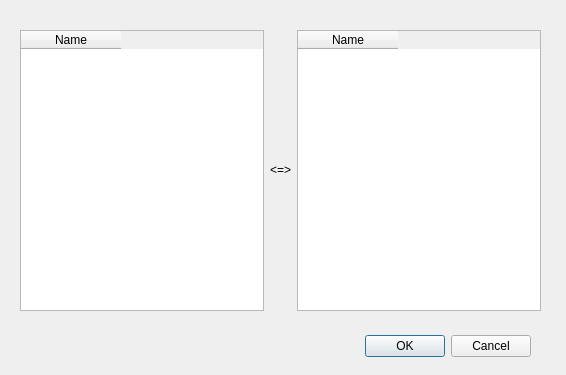
Above: ui/computerconnectdialog.ui from VLN-H7/Skil3 before the change. Below: the same form after it.
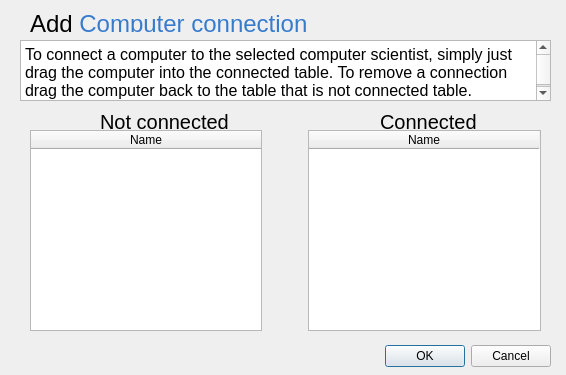
That is the form after the change. Custom widgets are drawn as their Qt base class.

Commit message: Add computer connection window changed

```diff
--- a/ui/computerconnectdialog.ui
+++ b/ui/computerconnectdialog.ui
@@ -16,8 +16,8 @@
   <widget class="QDialogButtonBox" name="buttonBox">
    <property name="geometry">
     <rect>
-     <x>190</x>
-     <y>330</y>
+     <x>210</x>
+     <y>340</y>
      <width>341</width>
      <height>32</height>
     </rect>
@@ -32,17 +32,50 @@
   <widget class="QWidget" name="gridLayoutWidget">
    <property name="geometry">
     <rect>
-     <x>20</x>
-     <y>30</y>
-     <width>521</width>
-     <height>281</height>
+     <x>30</x>
+     <y>130</y>
+     <width>511</width>
+     <height>201</height>
     </rect>
    </property>
    <layout class="QGridLayout" name="gridLayout_2">
+    <item row="0" column="0">
+     <widget class="DropTableWidget" name="tblUnconnectedComputers">
+      <property name="acceptDrops">
+       <bool>true</bool>
+      </property>
+      <property name="dragEnabled">
+       <bool>true</bool>
+      </property>
+      <property name="dragDropMode">
+       <enum>QAbstractItemView::DragDrop</enum>
+      </property>
+      <property name="defaultDropAction">
+       <enum>Qt::CopyAction</enum>
+      </property>
+      <property name="selectionBehavior">
+       <enum>QAbstractItemView::SelectRows</enum>
+      </property>
+      <attribute name="horizontalHeaderCascadingSectionResizes">
+       <bool>true</bool>
+      </attribute>
+      <attribute name="horizontalHeaderDefaultSectionSize">
+       <number>230</number>
+      </attribute>
+      <column>
+       <property name="text">
+        <string>Name</string>
+       </property>
+       <property name="textAlignment">
+        <set>AlignHCenter|AlignVCenter|AlignCenter</set>
+       </property>
+      </column>
+     </widget>
+    </item>
     <item row="0" column="1">
      <widget class="QLabel" name="label">
       <property name="text">
-       <string>&lt;=&gt;</string>
+       <string>          </string>
       </property>
      </widget>
     </item>
@@ -69,30 +102,15 @@
       <property name="columnCount">
        <number>1</number>
       </property>
-      <column>
-       <property name="text">
-        <string>Name</string>
-       </property>
-      </column>
-     </widget>
-    </item>
-    <item row="0" column="0">
-     <widget class="DropTableWidget" name="tblUnconnectedComputers">
-      <property name="acceptDrops">
+      <attribute name="horizontalHeaderDefaultSectionSize">
+       <number>230</number>
+      </attribute>
+      <attribute name="verticalHeaderCascadingSectionResizes">
        <bool>true</bool>
-      </property>
-      <property name="dragEnabled">
-       <bool>true</bool>
-      </property>
-      <property name="dragDropMode">
-       <enum>QAbstractItemView::DragDrop</enum>
-      </property>
-      <property name="defaultDropAction">
-       <enum>Qt::CopyAction</enum>
-      </property>
-      <property name="selectionBehavior">
-       <enum>QAbstractItemView::SelectRows</enum>
-      </property>
+      </attribute>
+      <attribute name="verticalHeaderStretchLastSection">
+       <bool>false</bool>
+      </attribute>
       <column>
        <property name="text">
         <string>Name</string>
@@ -102,6 +120,62 @@
     </item>
    </layout>
   </widget>
+  <widget class="QLabel" name="label_addComputerTitle">
+   <property name="geometry">
+    <rect>
+     <x>30</x>
+     <y>10</y>
+     <width>376</width>
+     <height>22</height>
+    </rect>
+   </property>
+   <property name="text">
+    <string>&lt;html&gt;&lt;head/&gt;&lt;body&gt;&lt;p&gt;&lt;span style=&quot; font-size:18pt;&quot;&gt;Add &lt;/span&gt;&lt;span style=&quot; font-size:18pt; color:#377BCE;&quot;&gt;Computer connection&lt;/span&gt;&lt;/p&gt;&lt;/body&gt;&lt;/html&gt;</string>
+   </property>
+  </widget>
+  <widget class="QTextBrowser" name="textBrowser">
+   <property name="geometry">
+    <rect>
+     <x>20</x>
+     <y>40</y>
+     <width>531</width>
+     <height>61</height>
+    </rect>
+   </property>
+   <property name="html">
+    <string>&lt;!DOCTYPE HTML PUBLIC &quot;-//W3C//DTD HTML 4.0//EN&quot; &quot;http://www.w3.org/TR/REC-html40/strict.dtd&quot;&gt;
+&lt;html&gt;&lt;head&gt;&lt;meta name=&quot;qrichtext&quot; content=&quot;1&quot; /&gt;&lt;style type=&quot;text/css&quot;&gt;
+p, li { white-space: pre-wrap; }
+&lt;/style&gt;&lt;/head&gt;&lt;body style=&quot; font-family:'.Lucida Grande UI'; font-size:13pt; font-weight:400; font-style:normal;&quot;&gt;
+&lt;p style=&quot; margin-top:0px; margin-bottom:0px; margin-left:0px; margin-right:0px; -qt-block-indent:0; text-indent:0px;&quot;&gt;&lt;span style=&quot; font-size:12pt;&quot;&gt;To connect a computer to the selected computer scientist, simply just drag the computer into the connected table. To remove a connection drag the computer back to the table that is not connected table.&lt;/span&gt;&lt;/p&gt;&lt;/body&gt;&lt;/html&gt;</string>
+   </property>
+  </widget>
+  <widget class="QLabel" name="label_addComputerTitle_2">
+   <property name="geometry">
+    <rect>
+     <x>100</x>
+     <y>110</y>
+     <width>141</width>
+     <height>22</height>
+    </rect>
+   </property>
+   <property name="text">
+    <string>&lt;html&gt;&lt;head/&gt;&lt;body&gt;&lt;p&gt;&lt;span style=&quot; font-size:15pt;&quot;&gt;Not connected&lt;/span&gt;&lt;/p&gt;&lt;/body&gt;&lt;/html&gt;</string>
+   </property>
+  </widget>
+  <widget class="QLabel" name="label_addComputerTitle_3">
+   <property name="geometry">
+    <rect>
+     <x>380</x>
+     <y>110</y>
+     <width>141</width>
+     <height>22</height>
+    </rect>
+   </property>
+   <property name="text">
+    <string>&lt;html&gt;&lt;head/&gt;&lt;body&gt;&lt;p&gt;&lt;span style=&quot; font-size:15pt;&quot;&gt;Connected&lt;/span&gt;&lt;/p&gt;&lt;/body&gt;&lt;/html&gt;</string>
+   </property>
+  </widget>
  </widget>
  <customwidgets>
   <customwidget>
```
Left out of the diff: 2 changed lines with no effect on the pictures. The commit also changes 2 other files.
